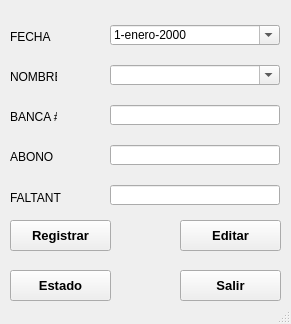
First picture: the form in MiniNomina/FrmDesign/Faltantes.ui, repository CodeDrTech/DevelopPython, before the edit.
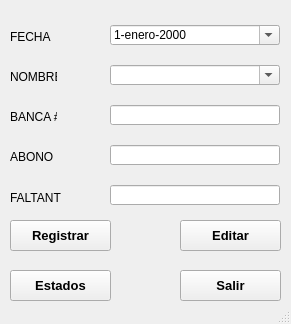
Second picture: the form after the edit. Icons and pictures are not drawn.

Patch:
```diff
--- a/MiniNomina/FrmDesign/Faltantes.ui
+++ b/MiniNomina/FrmDesign/Faltantes.ui
@@ -269,7 +269,7 @@
      </font>
     </property>
     <property name="text">
-     <string>Estado</string>
+     <string>Estados</string>
     </property>
     <property name="icon">
      <iconset>
```
